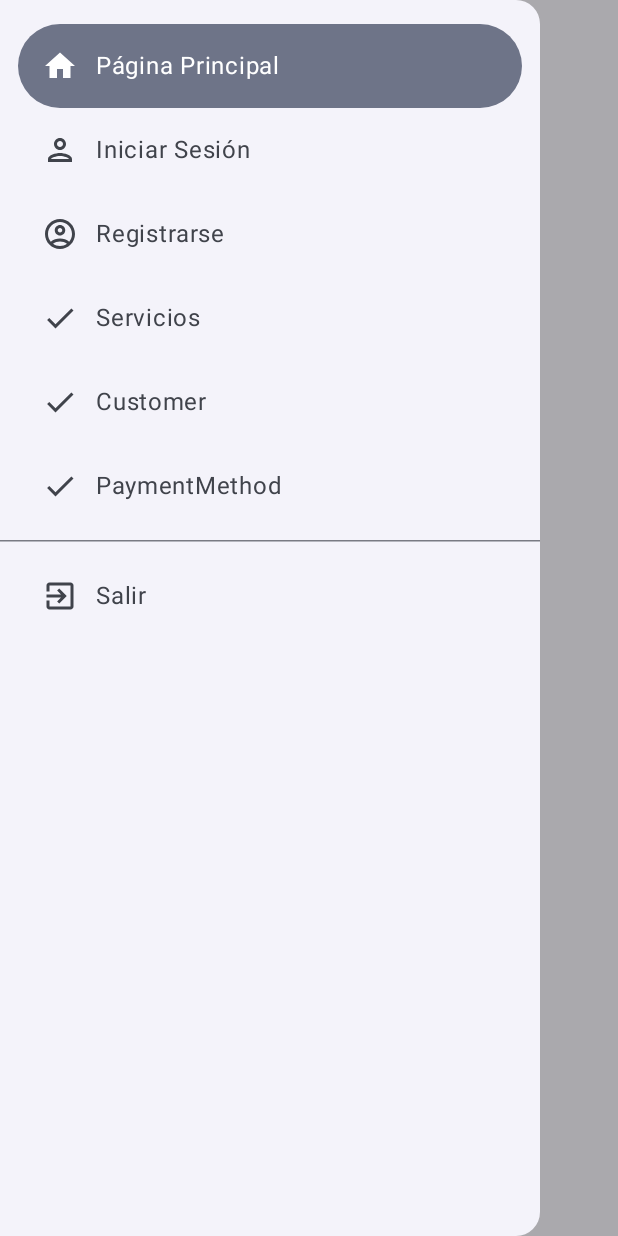
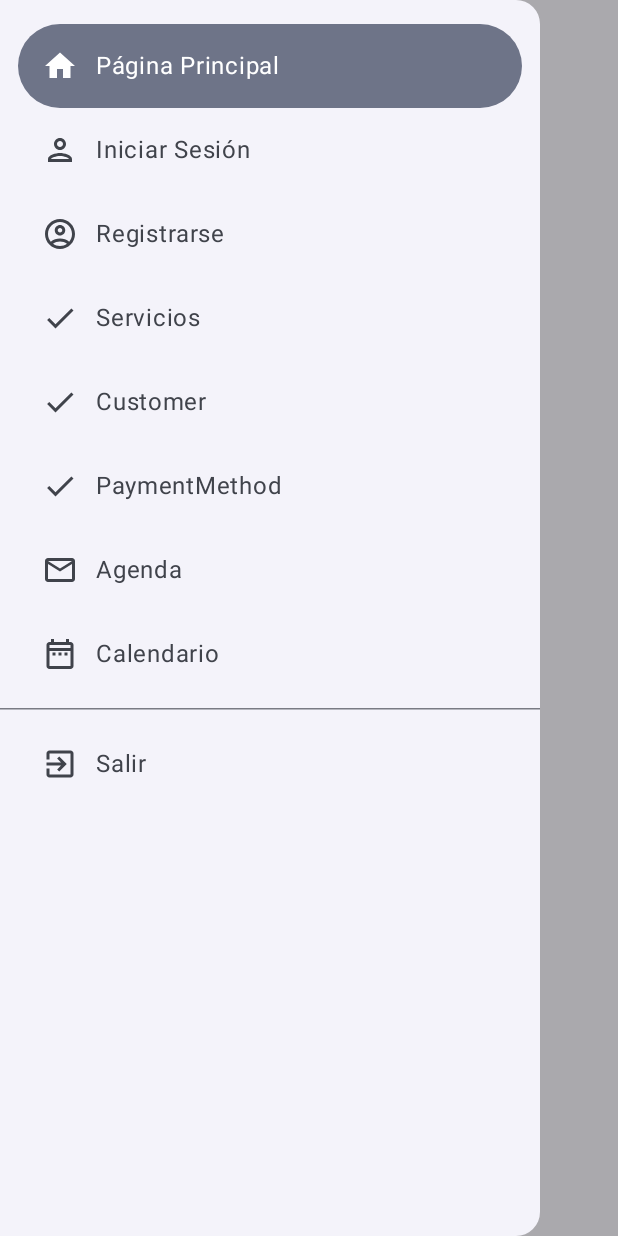
Before and after one commit to jorgeesg26/TFGPacoSalgueroMovil, an Android app built with Jetpack Compose: the screen it shows after launch (MainActivity), after a tap on "Menu", on a phone screen of 412 x 824 dp. Run offline under Robolectric (Android 15) with nearby library versions, the phone set to English and light mode, and no system bars; Roboto replaces fonts that are not available here.

Commit message:
agenda creada, muestra tareas
falta añadir que pueda crearlas + comprobar calendario

```diff
--- a/TFG_Movil/app/src/main/java/com/example/tfg_movil/MainActivity.kt
+++ b/TFG_Movil/app/src/main/java/com/example/tfg_movil/MainActivity.kt
@@ -21,6 +21,8 @@ import com.example.tfg_movil.viewmodel.ViewModelAuth
 import com.example.tfg_movil.viewmodel.ViewModelCustomer
 import com.example.tfg_movil.viewmodel.ViewModelPaymentMethod
 import com.example.tfg_movil.viewmodel.ViewModelService
+import com.example.tfg_movil.model.agenda.AgendaRepository
+import com.example.tfg_movil.viewmodel.ViewModelAgenda
 
 class MainActivity : ComponentActivity() {
     override fun onCreate(savedInstanceState: Bundle?) {
@@ -31,6 +33,8 @@ class MainActivity : ComponentActivity() {
             val application = context.applicationContext as Application
             val serviceClient = RetrofitInstance.serviceClient
             val paymentMethodClient = RetrofitInstance.paymentMethodClient
+            val agendaClient = RetrofitInstance.agendaClient
+
 
             val serviceViewModel: ViewModelService = viewModel {
                 ViewModelService(Application(),ServiceRepository(serviceClient))
@@ -39,10 +43,13 @@ class MainActivity : ComponentActivity() {
                 ViewModelCustomer(CustomerRepository())
             }
 
+
             val paymentMethodViewModel = ViewModelPaymentMethod(application, PaymentMethodRepository(paymentMethodClient))
 
 
             val authViewModel: ViewModelAuth = viewModel { ViewModelAuth(AuthRepository(), context) }
+
+            val agendaViewModel = ViewModelAgenda(application, AgendaRepository(agendaClient))
 
             LaunchedEffect(Unit) {
             }
@@ -55,7 +62,8 @@ class MainActivity : ComponentActivity() {
                         authViewModel = authViewModel,
                         serviceViewModel = serviceViewModel,
                         customerViewModel = customerViewModel,
-                        paymentMethodViewModel = paymentMethodViewModel
+                        paymentMethodViewModel = paymentMethodViewModel,
+                        agendaViewModel = agendaViewModel
                     )
 
                 }
--- /dev/null
+++ b/TFG_Movil/app/src/main/java/com/example/tfg_movil/model/agenda/AgendaClient.kt
@@ -0,0 +1,15 @@
+package com.example.tfg_movil.model.agenda
+
+import retrofit2.http.*
+import retrofit2.Response
+
+interface AgendaClient {
+    @GET("api/Agenda")
+    suspend fun getEntradas(): List<EntradaAgenda>
+
+    @POST("api/Agenda")
+    suspend fun create(@Body entrada: EntradaAgenda): Response<EntradaAgenda>
+
+    @GET("api/Agenda/mes/{year}/{month}")
+    suspend fun getEntradasPorMes(@Path("year") year: Int, @Path("month") month: Int): List<EntradaAgenda>
+}
--- a/TFG_Movil/app/src/main/java/com/example/tfg_movil/model/authentication/classes/RetrofitInstance.kt
+++ b/TFG_Movil/app/src/main/java/com/example/tfg_movil/model/authentication/classes/RetrofitInstance.kt
@@ -1,8 +1,10 @@
 package com.example.tfg_movil.model.authentication.classes
 
+import com.example.tfg_movil.model.agenda.AgendaClient
 import com.example.tfg_movil.model.customer.CustomerClient
 import com.example.tfg_movil.model.services.ServiceClient
 import com.example.tfg_movil.model.paymentMethod.PaymentMethodClient
+import com.google.gson.GsonBuilder
 import okhttp3.OkHttpClient
 import retrofit2.Retrofit
 import retrofit2.converter.gson.GsonConverterFactory
@@ -27,13 +29,18 @@ object RetrofitInstance {
             }.socketFactory,
             trustAllCerts[0] as X509TrustManager
         )
-        .hostnameVerifier { _, _ -> true } // Ignorar verificación de hostname
+        .hostnameVerifier { _, _ -> true }
         .build()
+
+    private val gson = GsonBuilder()
+        .setDateFormat("yyyy-MM-dd'T'HH:mm:ss")
+        .create()
+
     private val retrofit by lazy {
         Retrofit.Builder()
             .baseUrl(BASE_URL)
-            .client(unsafeOkHttpClient) // Esto es para usar cliente personalizado
-            .addConverterFactory(GsonConverterFactory.create())
+            .client(unsafeOkHttpClient)
+            .addConverterFactory(GsonConverterFactory.create(gson))
             .build()
     }
 
@@ -50,4 +57,7 @@ object RetrofitInstance {
         retrofit.create(PaymentMethodClient::class.java)
     }
 
+    val agendaClient: AgendaClient by lazy {
+        retrofit.create(AgendaClient::class.java)
+    }
 }
--- a/TFG_Movil/app/src/main/java/com/example/tfg_movil/model/navigation/AppNavigation.kt
+++ b/TFG_Movil/app/src/main/java/com/example/tfg_movil/model/navigation/AppNavigation.kt
@@ -20,9 +20,12 @@ import androidx.compose.foundation.layout.height
 import androidx.compose.material3.DrawerValue
 import androidx.compose.material3.ModalDrawerSheet
 import androidx.compose.ui.unit.dp
+import com.example.tfg_movil.viewmodel.ViewModelAgenda
 import com.example.tfg_movil.viewmodel.ViewModelCustomer
 import com.example.tfg_movil.viewmodel.ViewModelPaymentMethod
 import com.example.tfg_movil.viewmodel.ViewModelService
+import com.example.tfg_movil.views.AgendaScreen
+import com.example.tfg_movil.views.CalendarScreen
 import com.example.tfg_movil.views.CustomerScreen
 import com.example.tfg_movil.views.Main
 import com.example.tfg_movil.views.PaymentMethodScreen
@@ -32,7 +35,7 @@ import com.example.tfg_movil.views.ServiceScreen
 @Composable
 fun AppNavigation(navController: NavHostController, authState: AuthState, authViewModel: ViewModelAuth,
                   serviceViewModel: ViewModelService,customerViewModel: ViewModelCustomer,
-                  paymentMethodViewModel: ViewModelPaymentMethod) {
+                  paymentMethodViewModel: ViewModelPaymentMethod, agendaViewModel: ViewModelAgenda) {
 
 
     val context = LocalContext.current
@@ -73,6 +76,12 @@ fun AppNavigation(navController: NavHostController, authState: AuthState, authVi
             composable(RutasNavegacion.PaymentMethod.route) {
                 PaymentMethodScreen(paymentMethodViewModel)
             }
+            composable(RutasNavegacion.Agenda.route) {
+                AgendaScreen(agendaViewModel)
+            }
+            composable(RutasNavegacion.Calendar.route) {
+                CalendarScreen(agendaViewModel)
+            }
         }
     }
 }
--- a/TFG_Movil/app/src/main/java/com/example/tfg_movil/model/navigation/NavigationDrawer.kt
+++ b/TFG_Movil/app/src/main/java/com/example/tfg_movil/model/navigation/NavigationDrawer.kt
@@ -9,6 +9,8 @@ import androidx.compose.foundation.layout.padding
 import androidx.compose.material.icons.Icons
 import androidx.compose.material.icons.automirrored.filled.ExitToApp
 import androidx.compose.material.icons.filled.AccountCircle
+import androidx.compose.material.icons.filled.DateRange
+import androidx.compose.material.icons.filled.Email
 import androidx.compose.material.icons.filled.Face
 import androidx.compose.material.icons.filled.Home
 import androidx.compose.material.icons.filled.Menu
@@ -16,6 +18,8 @@ import androidx.compose.material.icons.filled.Notifications
 import androidx.compose.material.icons.filled.Person
 import androidx.compose.material.icons.outlined.AccountCircle
 import androidx.compose.material.icons.outlined.Check
+import androidx.compose.material.icons.outlined.DateRange
+import androidx.compose.material.icons.outlined.Email
 import androidx.compose.material.icons.outlined.Home
 import androidx.compose.material.icons.outlined.Menu
 import androidx.compose.material.icons.outlined.Person
@@ -90,7 +94,19 @@ fun NavigationDrawer(
             selectedIcon = Icons.Filled.Face,
             unselectedIcon = Icons.Outlined.Check,
             route = RutasNavegacion.PaymentMethod.route
-        )
+        ),
+        NavigationItems(
+            title = "Agenda",
+            selectedIcon = Icons.Filled.Email,
+            unselectedIcon = Icons.Outlined.Email,
+            route = RutasNavegacion.Agenda.route
+        ),
+        NavigationItems(
+            title = "Calendario",
+            selectedIcon = Icons.Filled.DateRange,
+            unselectedIcon = Icons.Outlined.DateRange,
+            route = RutasNavegacion.Calendar.route
+        ),
 
     )
 
--- a/TFG_Movil/app/src/main/java/com/example/tfg_movil/model/navigation/RutasNavegacion.kt
+++ b/TFG_Movil/app/src/main/java/com/example/tfg_movil/model/navigation/RutasNavegacion.kt
@@ -7,4 +7,7 @@ sealed class RutasNavegacion(val route: String) {
     object Servicios : RutasNavegacion("Servicios")
     object Customer : RutasNavegacion("Customer")
     object PaymentMethod : RutasNavegacion("PaymentMethod")
+    object Agenda : RutasNavegacion("Agenda")
+    object Calendar : RutasNavegacion("Calendar")
+
 }
--- /dev/null
+++ b/TFG_Movil/app/src/main/java/com/example/tfg_movil/viewmodel/ViewModelAgenda.kt
@@ -0,0 +1,50 @@
+package com.example.tfg_movil.viewmodel
+
+import android.app.Application
+import androidx.lifecycle.AndroidViewModel
+import androidx.lifecycle.viewModelScope
+import com.example.tfg_movil.model.agenda.AgendaRepository
+import com.example.tfg_movil.model.agenda.EntradaAgenda
+import kotlinx.coroutines.flow.MutableStateFlow
+import kotlinx.coroutines.flow.StateFlow
+import kotlinx.coroutines.launch
+import java.util.*
+
+class ViewModelAgenda(
+    application: Application,
+    private val repository: AgendaRepository
+) : AndroidViewModel(application) {
+
+    private val _entradas = MutableStateFlow<List<EntradaAgenda>>(emptyList())
+    val entradas: StateFlow<List<EntradaAgenda>> = _entradas
+
+    private val _error = MutableStateFlow<String?>(null)
+    val error: StateFlow<String?> = _error
+
+    fun cargarTodas() {
+        viewModelScope.launch {
+            repository.getAll()
+                .onSuccess { _entradas.value = it }
+                .onFailure { _error.value = it.message }
+        }
+    }
+
+    fun crearEntrada(entrada: EntradaAgenda) {
+        viewModelScope.launch {
+            repository.create(entrada)
+                .onSuccess {
+                    cargarTodas()
+                    _error.value = null
+                }
+                .onFailure { _error.value = it.message }
+        }
+    }
+
+    fun cargarMes(year: Int, month: Int) {
+        viewModelScope.launch {
+            repository.getEntradasPorMes(year, month)
+                .onSuccess { _entradas.value = it }
+                .onFailure { _error.value = it.message }
+        }
+    }
+}
```
Also changed, not shown: TFG_Movil/app/src/main/java/com/example/tfg_movil/model/agenda/AgendaRepository.kt (added, +17 -0 lines), TFG_Movil/app/src/main/java/com/example/tfg_movil/model/agenda/EntradaAgenda.kt (added, +18 -0 lines), TFG_Movil/app/src/main/java/com/example/tfg_movil/views/AgendaScreen.kt (added, +54 -0 lines), TFG_Movil/app/src/main/java/com/example/tfg_movil/views/CalendarScreen.kt (added, +62 -0 lines).
